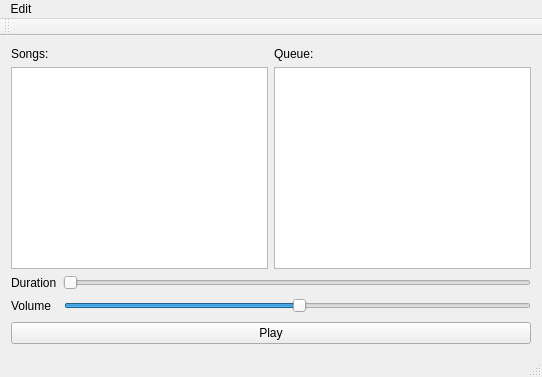
Old version of the form mixr/player.ui in the repository south-west/mixr.
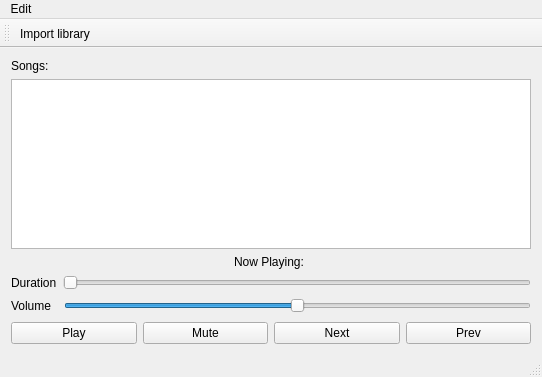
New version of the form. Icons and pictures are not drawn.

Commit message: Update player and playlist

```diff
--- a/mixr/player.ui
+++ b/mixr/player.ui
@@ -30,29 +30,23 @@
          </widget>
         </item>
         <item>
-         <widget class="QListWidget" name="songList"/>
-        </item>
-       </layout>
-      </item>
-      <item>
-       <layout class="QVBoxLayout" name="verticalLayout_3">
-        <item>
-         <widget class="QLabel" name="label_4">
-          <property name="text">
-           <string>Queue:</string>
-          </property>
-          <property name="buddy">
-           <cstring>listWidget_2</cstring>
+         <widget class="QListWidget" name="songList">
+          <property name="cursor" stdset="0">
+           <cursorShape>PointingHandCursor</cursorShape>
           </property>
          </widget>
         </item>
-        <item>
-         <widget class="QListWidget" name="listWidget_2"/>
-        </item>
        </layout>
       </item>
      </layout>
     </item>
+    <item alignment="Qt::AlignHCenter">
+     <widget class="QLabel" name="nowPlayingLabel">
+      <property name="text">
+       <string>Now Playing: </string>
+      </property>
+     </widget>
+    </item>
     <item>
      <layout class="QVBoxLayout" name="verticalLayout">
       <item>
@@ -106,6 +100,9 @@
         </item>
         <item>
          <widget class="QSlider" name="volumeSlider">
+          <property name="maximum">
+           <number>100</number>
+          </property>
           <property name="sliderPosition">
            <number>50</number>
           </property>
@@ -116,6 +113,10 @@
         </item>
        </layout>
       </item>
+     </layout>
+    </item>
+    <item>
+     <layout class="QHBoxLayout" name="horizontalLayout_4">
       <item>
        <widget class="QPushButton" name="playButton">
         <property name="text">
@@ -123,6 +124,27 @@
         </property>
        </widget>
       </item>
+      <item>
+       <widget class="QPushButton" name="muteButton">
+        <property name="text">
+         <string>Mute</string>
+        </property>
+       </widget>
+      </item>
+      <item>
+       <widget class="QPushButton" name="nextButton">
+        <property name="text">
+         <string>Next</string>
+        </property>
+       </widget>
+      </item>
+      <item>
+       <widget class="QPushButton" name="prevButton">
+        <property name="text">
+         <string>Prev</string>
+        </property>
+       </widget>
+      </item>
      </layout>
     </item>
    </layout>
@@ -151,6 +173,7 @@
    <attribute name="toolBarBreak">
     <bool>false</bool>
    </attribute>
+   <addaction name="actionChoose_music_directory"/>
   </widget>
   <widget class="QStatusBar" name="statusBar"/>
   <action name="actionChoose_music_directory">
```
Left out of the diff: 6 changed lines with no effect on the pictures. The commit also changes 6 other files.
